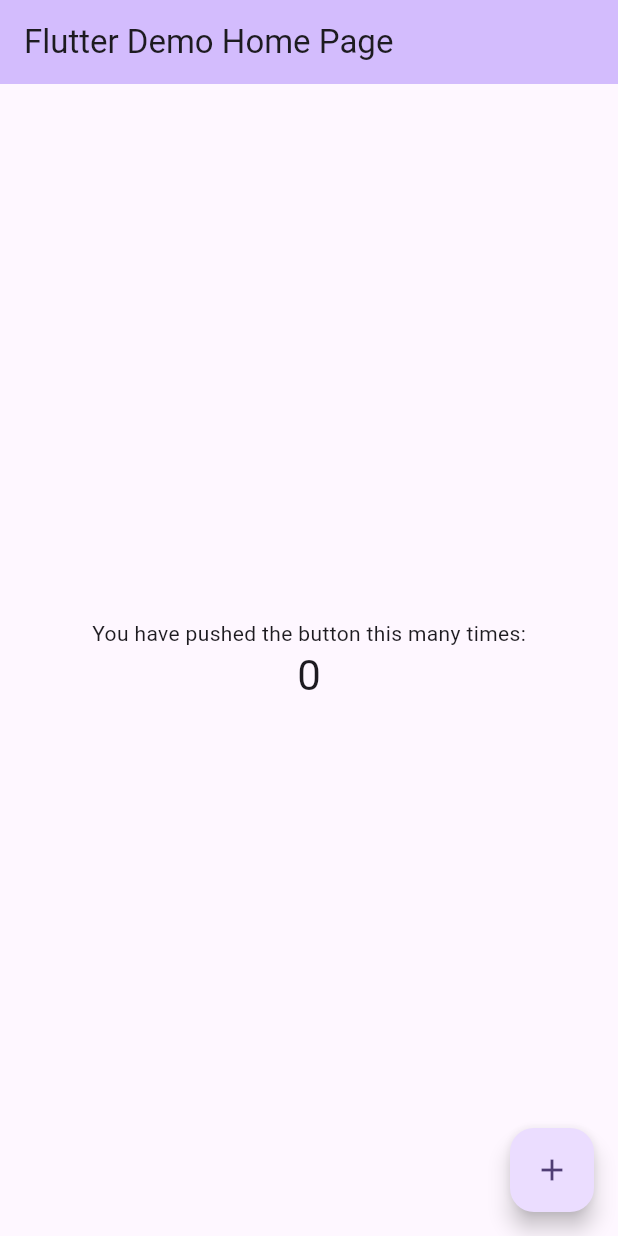
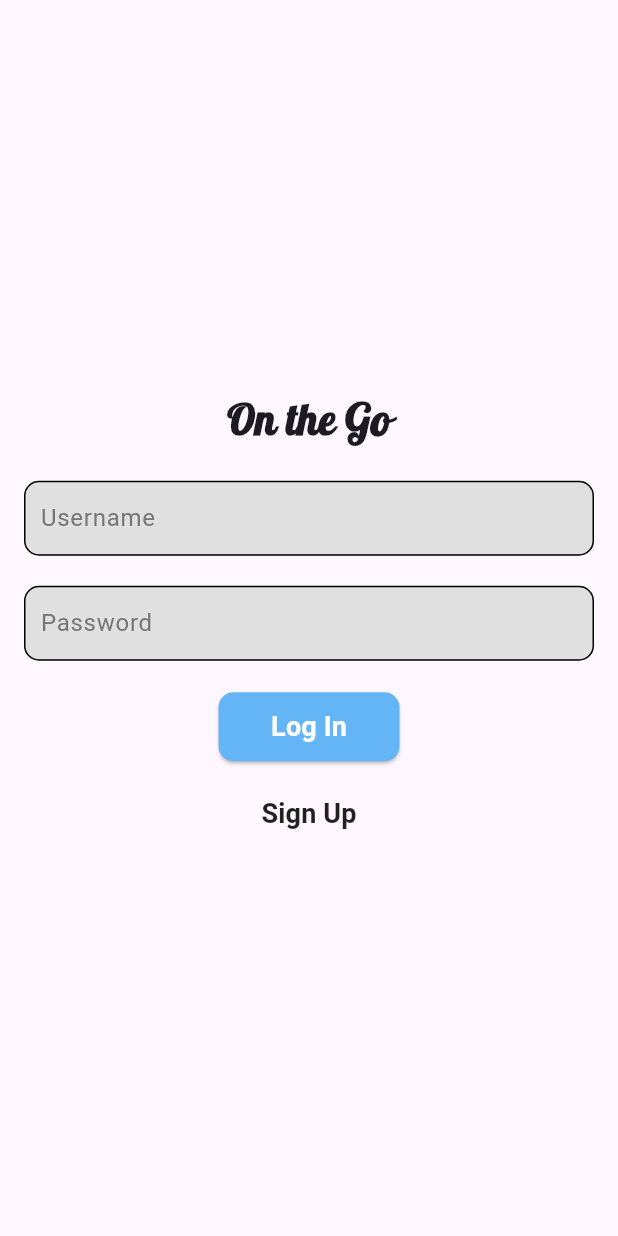
Before and after one commit to emtiaz1/on_the_go, a Flutter app: the screen it shows after launch, on a phone screen of 412 x 824 dp. Run offline on Flutter 3.47's test engine with Material 3 defaults, Android fonts, the phone set to English and light mode, and no system bars; our stand-ins replace google_fonts; missing offline and left inert: on_the_go_demo; statements that could not run were skipped.

Commit message:
signup&login

```diff
--- /dev/null
+++ b/lib/login_page.dart
@@ -0,0 +1,169 @@
+import 'package:flutter/material.dart';
+import 'package:google_fonts/google_fonts.dart';
+import 'package:on_the_go_demo/utils/constans/colors.dart';
+import 'package:on_the_go_demo/widgets/appbar.dart';
+import 'signup_page.dart';
+import 'newsfeed_page.dart';
+
+class LoginPage extends StatefulWidget {
+  const LoginPage({super.key});
+
+  @override
+  State<LoginPage> createState() => _LoginPageState();
+}
+
+class _LoginPageState extends State<LoginPage> {
+  final Map<String, String> predefinedUsers = {
+    'user1': 'password1',
+    'user2': 'password2',
+    '123': '123',
+    '1': '1',
+  };
+
+  final TextEditingController usernameController = TextEditingController();
+  final TextEditingController passwordController = TextEditingController();
+
+  void login() {
+    String username = usernameController.text;
+    String password = passwordController.text;
+
+    if (predefinedUsers[username] == password) {
+      ScaffoldMessenger.of(context).showSnackBar(
+        const SnackBar(content: Text('Login Successful!')),
+      );
+      // Navigate to NewsFeedPage
+      Navigator.push(
+        context,
+        MaterialPageRoute(builder: (context) => const NewsFeedPage()),
+      );
+    } else {
+      ScaffoldMessenger.of(context).showSnackBar(
+        const SnackBar(content: Text('Invalid Username or Password')),
+      );
+    }
+  }
+
+  void navigateToSignUp() {
+    Navigator.push(
+      context,
+      MaterialPageRoute(builder: (context) => const SignUpPage()),
+    ).then((newUser) {
+      if (newUser != null) {
+        setState(() {
+          predefinedUsers[newUser['username']] = newUser['password'];
+        });
+      }
+    });
+  }
+
+  @override
+  Widget build(BuildContext context) {
+    return SafeArea(
+      child: Scaffold(
+        body: Padding(
+          padding: const EdgeInsets.all(16.0),
+          child: Column(
+            mainAxisAlignment: MainAxisAlignment.center,
+            children: [
+              Row(
+                mainAxisAlignment: MainAxisAlignment.center,
+                children: [
+                  Text(
+                    'On the',
+                    style: TextStyle(
+                      fontSize: 28,
+                      fontWeight: FontWeight.bold,
+                      fontFamily: GoogleFonts.lobster().fontFamily,
+                    ),
+                    textAlign: TextAlign.center,
+                  ),
+                  SizedBox(width: 6),
+                  Text(
+                    'Go',
+                    style: TextStyle(
+                      fontSize: 30,
+                      fontWeight: FontWeight.bold,
+                      fontFamily: GoogleFonts.lobster().fontFamily,
+                      color: OColors.lightRed,
+                    ),
+                    textAlign: TextAlign.center,
+                  ),
+                ],
+              ),
+              SizedBox(height: 20),
+              Container(
+                height: 50,
+                decoration: BoxDecoration(
+                  color: Colors.grey[300],
+                  borderRadius: BorderRadius.circular(10),
+                  border: Border.all(color: Colors.black),
+                ),
+                child: TextField(
+                  controller: usernameController,
+                  decoration: InputDecoration(
+                    hintText: 'Username',
+                    hintStyle: TextStyle(
+                        color: Colors.grey[600],
+                        fontFamily: GoogleFonts.roboto().fontFamily),
+                    border: InputBorder.none,
+                    contentPadding: EdgeInsets.symmetric(horizontal: 10),
+                  ),
+                ),
+              ),
+              const SizedBox(height: 20),
+              Container(
+                height: 50,
+                decoration: BoxDecoration(
+                  color: Colors.grey[300],
+                  borderRadius: BorderRadius.circular(10),
+                  border: Border.all(color: Colors.black),
+                ),
+                child: TextField(
+                  controller: passwordController,
+                  decoration: InputDecoration(
+                    hintText: 'Password',
+                    hintStyle: TextStyle(color: Colors.grey[600]),
+                    border: InputBorder.none,
+                    contentPadding: EdgeInsets.symmetric(horizontal: 10),
+                  ),
+                  obscureText: true,
+                ),
+              ),
+              const SizedBox(height: 20),
+              ElevatedButton(
+                onPressed: login,
+                style: ElevatedButton.styleFrom(
+                  backgroundColor: Colors.blue[300],
+                  padding: EdgeInsets.symmetric(horizontal: 35, vertical: 10),
+                  shape: RoundedRectangleBorder(
+                    borderRadius: BorderRadius.circular(10),
+                  ),
+                ),
+                child: Text(
+                  'Log In',
+                  style: TextStyle(
+                    fontSize: 18,
+                    fontWeight: FontWeight.bold,
+                    color: Colors.white,
+                  ),
+                ),
+              ),
+              SizedBox(height: 10),
+              TextButton(
+                onPressed: navigateToSignUp,
+                child: const Text(
+                  'Sign Up',
+                  style: TextStyle(
+                    fontSize: 18,
+                    fontWeight: FontWeight.bold,
+                    color: Colors.black87,
+                  ),
+                ),
+              ),
+            ],
+          ),
+        ),
+      ),
+    );
+  }
+}
--- a/lib/main.dart
+++ b/lib/main.dart
@@ -1,4 +1,5 @@
 import 'package:flutter/material.dart';
+import 'login_page.dart';
 
 void main() {
   runApp(const MyApp());
@@ -7,119 +8,14 @@ void main() {
 class MyApp extends StatelessWidget {
   const MyApp({super.key});
 
-  // This widget is the root of your application.
   @override
   Widget build(BuildContext context) {
-    return MaterialApp(
-      title: 'Flutter Demo',
-      theme: ThemeData(
-        // This is the theme of your application.
-        //
-        // TRY THIS: Try running your application with "flutter run". You'll see
-        // the application has a purple toolbar. Then, without quitting the app,
-        // try changing the seedColor in the colorScheme below to Colors.green
-        // and then invoke "hot reload" (save your changes or press the "hot
-        // reload" button in a Flutter-supported IDE, or press "r" if you used
-        // the command line to start the app).
-        //
-        // Notice that the counter didn't reset back to zero; the application
-        // state is not lost during the reload. To reset the state, use hot
-        // restart instead.
-        //
-        // This works for code too, not just values: Most code changes can be
-        // tested with just a hot reload.
-        colorScheme: ColorScheme.fromSeed(seedColor: Colors.deepPurple),
-        useMaterial3: true,
+    return SafeArea(
+      child: MaterialApp(
+        debugShowCheckedModeBanner: false,
+        title: 'On The Go Demo',
+        home: LoginPage(),
       ),
-      home: const MyHomePage(title: 'Flutter Demo Home Page'),
     );
   }
 }
-
-class MyHomePage extends StatefulWidget {
-  const MyHomePage({super.key, required this.title});
-
-  // This widget is the home page of your application. It is stateful, meaning
-  // that it has a State object (defined below) that contains fields that affect
-  // how it looks.
-
-  // This class is the configuration for the state. It holds the values (in this
-  // case the title) provided by the parent (in this case the App widget) and
-  // used by the build method of the State. Fields in a Widget subclass are
-  // always marked "final".
-
-  final String title;
-
-  @override
-  State<MyHomePage> createState() => _MyHomePageState();
-}
-
-class _MyHomePageState extends State<MyHomePage> {
-  int _counter = 0;
-
-  void _incrementCounter() {
-    setState(() {
-      // This call to setState tells the Flutter framework that something has
-      // changed in this State, which causes it to rerun the build method below
-      // so that the display can reflect the updated values. If we changed
-      // _counter without calling setState(), then the build method would not be
-      // called again, and so nothing would appear to happen.
-      _counter++;
-    });
-  }
-
-  @override
-  Widget build(BuildContext context) {
-    // This method is rerun every time setState is called, for instance as done
-    // by the _incrementCounter method above.
-    //
-    // The Flutter framework has been optimized to make rerunning build methods
-    // fast, so that you can just rebuild anything that needs updating rather
-    // than having to individually change instances of widgets.
-    return Scaffold(
-      appBar: AppBar(
-        // TRY THIS: Try changing the color here to a specific color (to
-        // Colors.amber, perhaps?) and trigger a hot reload to see the AppBar
-        // change color while the other colors stay the same.
-        backgroundColor: Theme.of(context).colorScheme.inversePrimary,
-        // Here we take the value from the MyHomePage object that was created by
-        // the App.build method, and use it to set our appbar title.
-        title: Text(widget.title),
-      ),
-      body: Center(
-        // Center is a layout widget. It takes a single child and positions it
-        // in the middle of the parent.
-        child: Column(
-          // Column is also a layout widget. It takes a list of children and
-          // arranges them vertically. By default, it sizes itself to fit its
-          // children horizontally, and tries to be as tall as its parent.
-          //
-          // Column has various properties to control how it sizes itself and
-          // how it positions its children. Here we use mainAxisAlignment to
-          // center the children vertically; the main axis here is the vertical
-          // axis because Columns are vertical (the cross axis would be
-          // horizontal).
-          //
-          // TRY THIS: Invoke "debug painting" (choose the "Toggle Debug Paint"
-          // action in the IDE, or press "p" in the console), to see the
-          // wireframe for each widget.
-          mainAxisAlignment: MainAxisAlignment.center,
-          children: <Widget>[
-            const Text(
-              'You have pushed the button this many times:',
-            ),
-            Text(
-              '$_counter',
-              style: Theme.of(context).textTheme.headlineMedium,
-            ),
-          ],
-        ),
-      ),
-      floatingActionButton: FloatingActionButton(
-        onPressed: _incrementCounter,
-        tooltip: 'Increment',
-        child: const Icon(Icons.add),
-      ), // This trailing comma makes auto-formatting nicer for build methods.
-    );
-  }
-}
--- /dev/null
+++ b/lib/utils/constans/colors.dart
@@ -0,0 +1,15 @@
+import 'package:flutter/material.dart';
+
+class OColors{
+  static const Color primaryColor = Color(0xFF122C6F);
+  static const Color secondaryColor = Color(0xFF6695ED);
+  static const Color backgroundColor = Color(0xFFF5F5F5);
+  static const Color textColor = Color(0xFF000000);
+  static const Color errorColor = Color(0xFFB00020);
+  static const Color successColor = Color(0xFF4CAF50);
+  static const Color warningColor = Color(0xFFFFC107);
+  static const Color infoColor = Color(0xFF2196F3);
+  static const Color lightGreen = Color(0xFF40D872);
+  static const Color lightRed = Color(0xFFF13B1C);
+  static const Color deepRed = Color(0xFFB82638);
+}
```
Also changed, not shown: lib/signup_page.dart (added, +124 -0 lines), lib/widgets/appbar.dart (added, +21 -0 lines), 1 other file.
